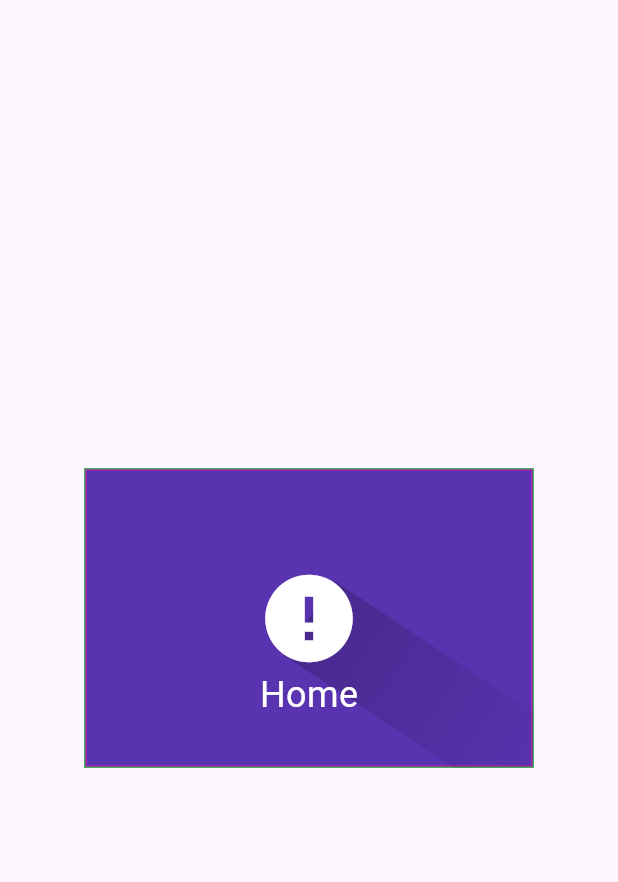
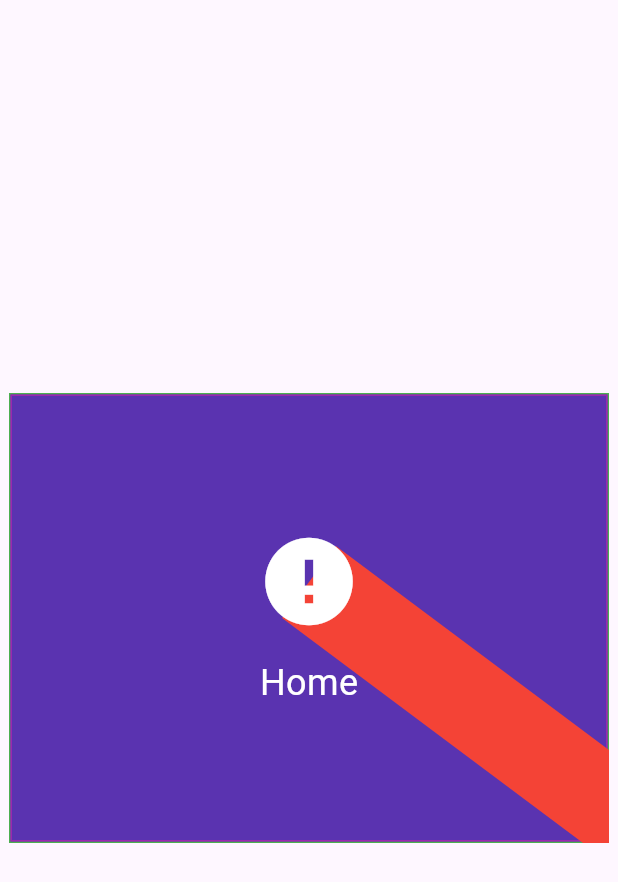
Before and after one commit to abbashashem283/babivision, a Flutter app: the screen it shows after launch, on a phone screen of 412 x 824 dp. Shown: the top 882 px of the screen. Run offline on Flutter 3.47's test engine with Material 3 defaults, Android fonts, the phone set to English and light mode, and no system bars; our stand-ins replace dio, flutter_dotenv, flutter_secure_storage, pin_code_fields.

Commit message:
modified diagonal shadow component

```diff
--- a/lib/views/cards/DiagonalShadow.dart
+++ b/lib/views/cards/DiagonalShadow.dart
@@ -6,6 +6,8 @@ import 'package:flutter/material.dart';
 class DiagonalShadow extends StatelessWidget {
   final double? width;
   final double? height;
+  final double? iconWidth;
+  final double? iconHeight;
   final BoxDecoration? shadowDecoration;
   final Decoration? decoration;
   final double shadowSize;
@@ -19,6 +21,8 @@ class DiagonalShadow extends StatelessWidget {
     this.shadowDecoration,
     this.decoration,
     this.onPress,
+    this.iconWidth = 30,
+    this.iconHeight = 30,
     required this.shadowSize,
     required this.label,
     required this.icon,
@@ -53,13 +57,13 @@ class DiagonalShadow extends StatelessWidget {
                         child: Align(
                           alignment: Alignment.center,
                           child: FractionalTranslation(
-                            translation: Offset(.5, 0),
+                            translation: Offset(.5, -.4),
                             child: Transform.rotate(
-                              angle: atan(parentHeight / parentWidth),
+                              angle: (atan(parentHeight / parentWidth)) * 1,
                               alignment: Alignment.centerLeft,
                               child: Container(
                                 height: shadowSize,
-                                width: diagonal / 2,
+                                width: diagonal / 2 + 100,
                                 decoration:
                                     shadowDecoration ??
                                     BoxDecoration(
@@ -75,14 +79,21 @@ class DiagonalShadow extends StatelessWidget {
                           ),
                         ),
                       ),
-                      Center(child: B(color: "tr", child: icon)),
-                      Align(
+                      Center(
+                        child: Column(
+                          mainAxisAlignment: MainAxisAlignment.center,
+                          crossAxisAlignment: CrossAxisAlignment.center,
+                          spacing: 15,
+                          children: [B(color: "tr", child: icon), label],
+                        ),
+                      ),
+                      /*Align(
                         alignment: Alignment.bottomCenter,
                         child: Padding(
                           padding: EdgeInsets.only(bottom: parentHeight * 0.15),
                           child: label,
                         ),
-                      ),
+                      ),*/
                     ],
                   );
                 },
--- a/lib/views/debug/Playground.dart
+++ b/lib/views/debug/Playground.dart
@@ -79,8 +79,8 @@ class _PlaygroundState extends State<Playground> {
           ),
         ),*/
         child: DiagonalShadow(
-          width: 300,
-          height: 200,
+          width: 400,
+          height: 300,
           shadowSize: 60,
           label: Text(
             "Home",
@@ -88,6 +88,7 @@ class _PlaygroundState extends State<Playground> {
           ),
           icon: Icon(Icons.error, size: 70, color: Colors.white),
           decoration: BoxDecoration(color: KColors.aboutUsIcon),
+          shadowDecoration: BoxDecoration(color: Colors.red),
         ),
       ),
     );
```
